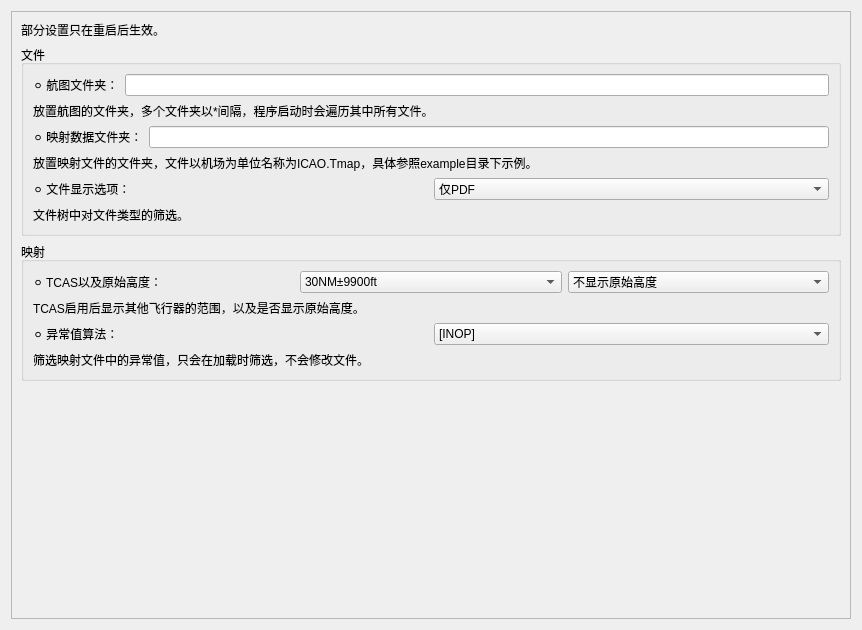
This is src/gui/options_widget.ui in Eyderoe/ChartNavigation as Qt 5 draws it before an edit. The edited form follows.
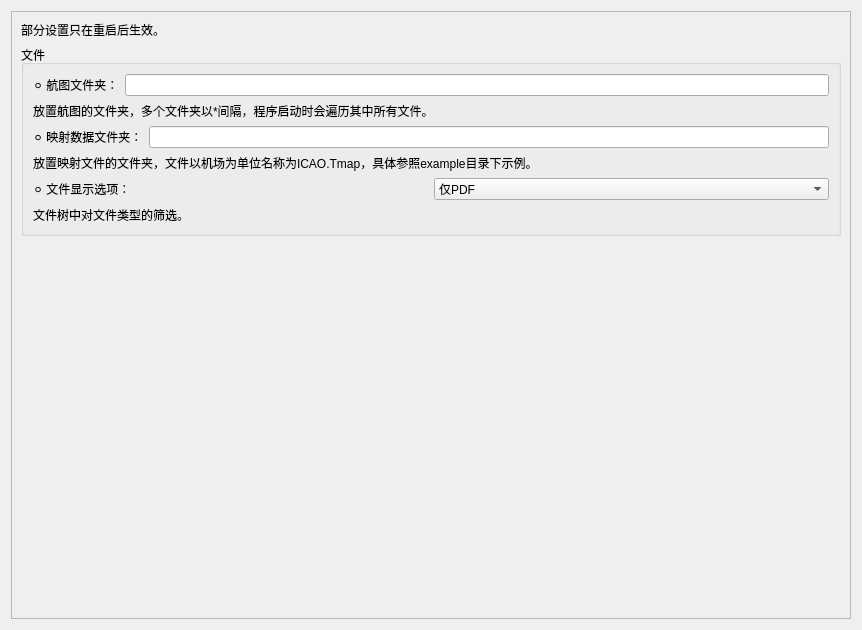
This is the edited form.

```diff
--- a/src/gui/options_widget.ui
+++ b/src/gui/options_widget.ui
@@ -125,109 +125,6 @@
          </layout>
         </widget>
        </item>
-       <item>
-        <widget class="QGroupBox" name="mapping_groupBox">
-         <property name="sizePolicy">
-          <sizepolicy hsizetype="MinimumExpanding" vsizetype="Minimum">
-           <horstretch>0</horstretch>
-           <verstretch>0</verstretch>
-          </sizepolicy>
-         </property>
-         <property name="title">
-          <string>映射</string>
-         </property>
-         <layout class="QVBoxLayout" name="verticalLayout_5">
-          <item>
-           <layout class="QHBoxLayout" name="horizontalLayout_11">
-            <item>
-             <widget class="QLabel" name="label_28">
-              <property name="text">
-               <string>⚪ TCAS以及原始高度：</string>
-              </property>
-             </widget>
-            </item>
-            <item>
-             <widget class="QComboBox" name="tcas_comboBox">
-              <item>
-               <property name="text">
-                <string>30NM±9900ft</string>
-               </property>
-              </item>
-              <item>
-               <property name="text">
-                <string>6NM±1200ft</string>
-               </property>
-              </item>
-              <item>
-               <property name="text">
-                <string>不显示</string>
-               </property>
-              </item>
-              <item>
-               <property name="text">
-                <string>显示所有</string>
-               </property>
-              </item>
-             </widget>
-            </item>
-            <item>
-             <widget class="QComboBox" name="alt_comboBox">
-              <item>
-               <property name="text">
-                <string>不显示原始高度</string>
-               </property>
-              </item>
-              <item>
-               <property name="text">
-                <string>英制高度(ft)</string>
-               </property>
-              </item>
-              <item>
-               <property name="text">
-                <string>米制高度(米)</string>
-               </property>
-              </item>
-             </widget>
-            </item>
-           </layout>
-          </item>
-          <item>
-           <widget class="QLabel" name="label_remark_4">
-            <property name="text">
-             <string>TCAS启用后显示其他飞行器的范围，以及是否显示原始高度。</string>
-            </property>
-           </widget>
-          </item>
-          <item>
-           <layout class="QHBoxLayout" name="horizontalLayout_5">
-            <item>
-             <widget class="QLabel" name="label_4">
-              <property name="text">
-               <string>⚪ 异常值算法：</string>
-              </property>
-             </widget>
-            </item>
-            <item>
-             <widget class="QComboBox" name="comboBox">
-              <item>
-               <property name="text">
-                <string>[INOP]</string>
-               </property>
-              </item>
-             </widget>
-            </item>
-           </layout>
-          </item>
-          <item>
-           <widget class="QLabel" name="label_remark_3">
-            <property name="text">
-             <string>筛选映射文件中的异常值，只会在加载时筛选，不会修改文件。</string>
-            </property>
-           </widget>
-          </item>
-         </layout>
-        </widget>
-       </item>
        <item>
         <spacer name="verticalSpacer">
          <property name="orientation">
```
